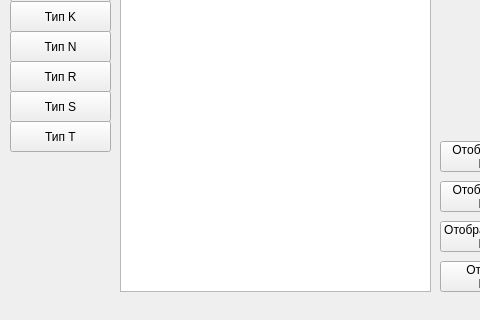
Before: the Qt Designer form mainwindow.ui in sm-prod/tp_module, drawn with Qt 5; both pictures show x 0 to 480 and y 139 to 459 of the 602 by 459 pixel window.
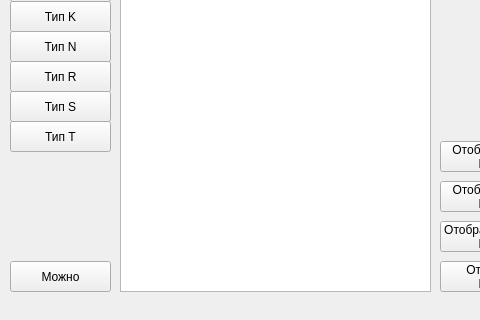
After: the same form once the commit is applied.

Patch:
```diff
--- a/mainwindow.ui
+++ b/mainwindow.ui
@@ -284,6 +284,19 @@
      <string>Отправить</string>
     </property>
    </widget>
+   <widget class="QPushButton" name="pushButton_16">
+    <property name="geometry">
+     <rect>
+      <x>10</x>
+      <y>400</y>
+      <width>101</width>
+      <height>31</height>
+     </rect>
+    </property>
+    <property name="text">
+     <string>Можно</string>
+    </property>
+   </widget>
   </widget>
  </widget>
  <layoutdefault spacing="6" margin="11"/>
```
